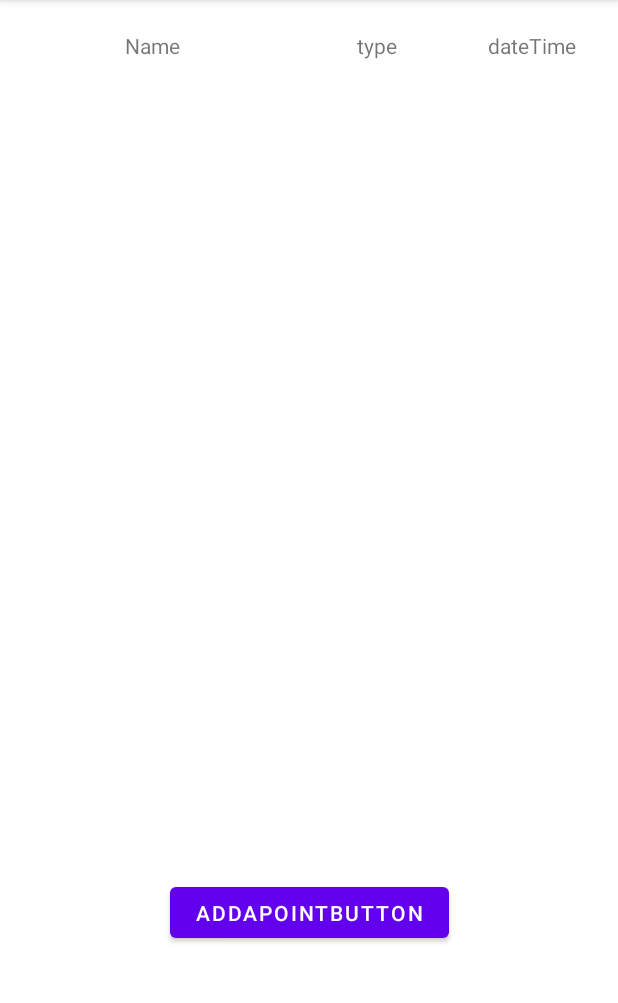
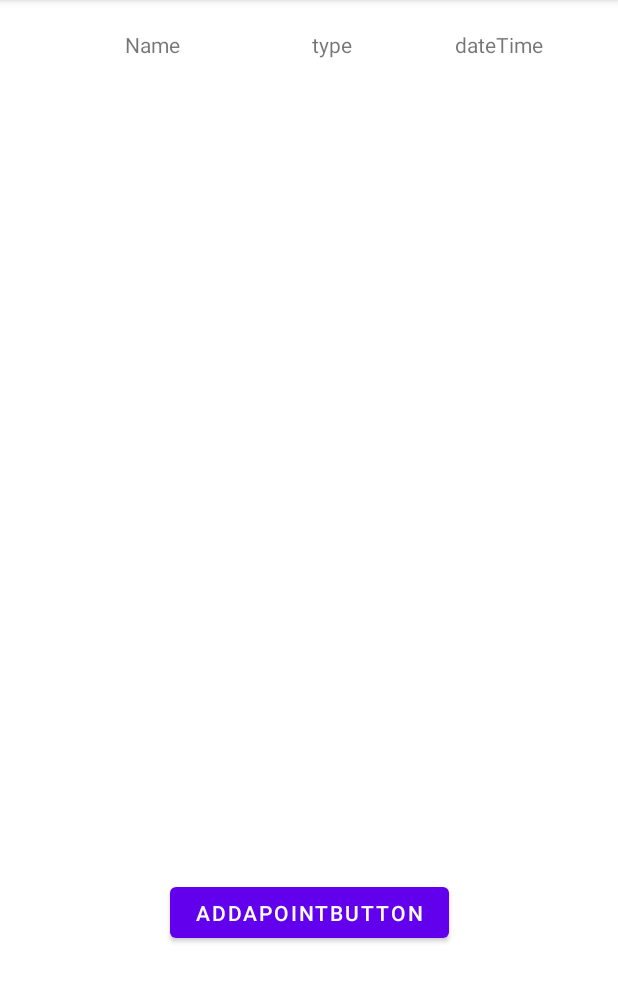
Before and after one commit to jamu544/appointment-reminder, an Android app: the screen it shows after launch (MainActivity), on a phone screen of 412 x 824 dp, the part 84-1087 px from its top. Run offline under Robolectric (Android 15) with nearby library versions, the phone set to English and light mode, and no system bars.

Commit message:
cleaning code

```diff
--- a/app/src/main/res/layout/fragment_add_appointment.xml
+++ b/app/src/main/res/layout/fragment_add_appointment.xml
@@ -4,7 +4,7 @@
     xmlns:tools="http://schemas.android.com/tools"
     android:layout_width="match_parent"
     android:layout_height="match_parent"
-    tools:context=".AddAppointmentActivity">
+    tools:context=".MainActivity">
     <EditText
         android:id="@+id/editTaskName"
         android:layout_width="wrap_content"
--- a/app/src/main/res/layout/fragment_main.xml
+++ b/app/src/main/res/layout/fragment_main.xml
@@ -21,21 +21,22 @@
         android:id="@+id/textView2"
         android:layout_width="109dp"
         android:layout_height="29dp"
+        android:layout_marginTop="16dp"
+        android:layout_marginRight="136dp"
         android:layout_marginBottom="3dp"
-        android:layout_marginRight="106dp"
-        android:layout_marginTop="16dp"
         android:gravity="center"
         android:text="@string/type"
         android:textSize="14sp"
         app:layout_constraintBottom_toTopOf="@+id/scrollView2"
         app:layout_constraintRight_toRightOf="parent"
         app:layout_constraintTop_toTopOf="parent"
-        app:layout_constraintVertical_bias="0.0" />
+        app:layout_constraintVertical_bias="1.0" />
 
     <TextView
         android:id="@+id/textView"
         android:layout_width="97dp"
         android:layout_height="29dp"
+        android:layout_marginLeft="8dp"
         android:gravity="center"
         android:text="@string/dateTime"
         android:textAppearance="@style/TextAppearance.AppCompat.Small"
```
Also changed, not shown: app/src/main/java/android/com/jamsand/io/appointmentreminder/MainActivity.java (+3 -19 lines), app/src/main/java/android/com/jamsand/io/appointmentreminder/fragments/MainFragment.java (+1 -6 lines).
